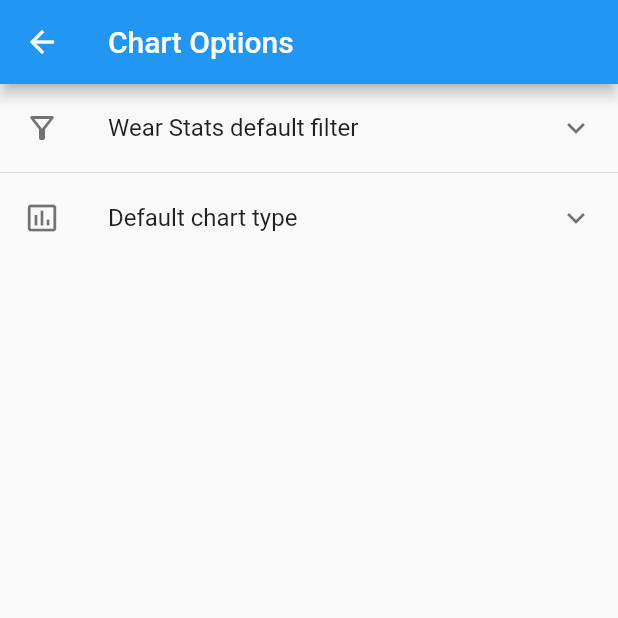
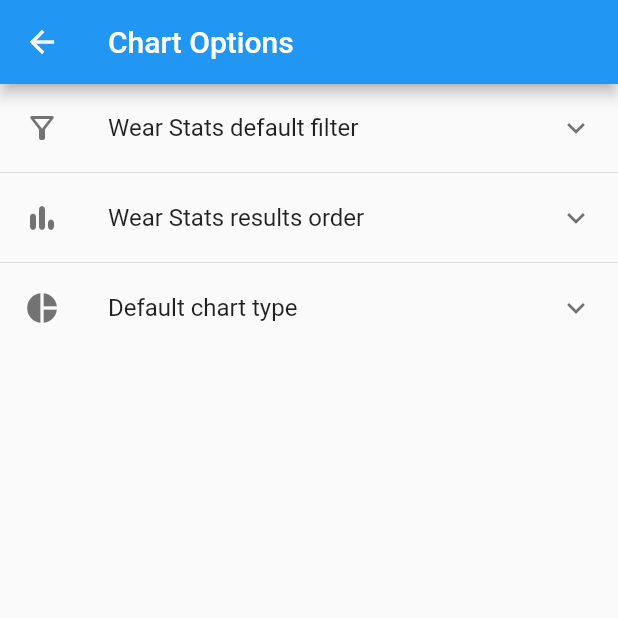
Before and after one commit to Stif-UK/WristCheck, a Flutter app: the ChartOptions screen opened directly, on a phone screen of 412 x 824 dp, the top half of it. Run offline on Flutter 3.47's test engine with Material 2 defaults, Android fonts, the phone set to English and light mode, and no system bars; our stand-ins replace file_picker, flutter_local_notifications, flutter_markdown, get, google_mobile_ads, hive and 11 more; missing offline and left inert: app_tracking_transparency, purchases_flutter; accounts and stored records are empty; network calls fail; statements that could not run were skipped.

Commit message:
implemented default order selection for wear charts

```diff
--- /dev/null
+++ b/lib/model/enums/chart_ordering.dart
@@ -0,0 +1 @@
+enum ChartOrdering {watchbox, ascending, descending}
--- a/lib/model/wristcheck_preferences.dart
+++ b/lib/model/wristcheck_preferences.dart
@@ -1,5 +1,6 @@
 import 'dart:async';
 import 'package:shared_preferences/shared_preferences.dart';
+import 'package:wristcheck/model/enums/chart_ordering.dart';
 import 'package:wristcheck/model/enums/default_chart_type.dart';
 import 'package:wristcheck/model/enums/notification_time_options.dart';
 import 'package:wristcheck/model/enums/wear_chart_options.dart';
@@ -14,6 +15,7 @@ class WristCheckPreferences {
   static const _keyReferenceDate = 'referenceDate';
   static const _keyDailyRemindersPrompt = 'dailyRemindersPrompt';
   static const _keyWearChartOptions = 'wearChartOptions';
+  static const _keyWearChartOrder = 'wearChartOrder';
   static const _keyDefaultChartType = 'defaultChartType';
   //notification preference values
   static const _keyDailyNotificationStatus = 'dailyNotificationStatus';
@@ -113,7 +115,6 @@ class WristCheckPreferences {
       await _preferences.setBool(_keyDailyRemindersPrompt, hasSeenRemindersPrompt);
 
   //Getter and setter for wear chart options
-//Getter and setter for notification time options
   static WearChartOptions? getWearChartOptions() {
     String? value = _preferences.getString(_keyWearChartOptions);
     WearChartOptions returnValue;
@@ -145,6 +146,34 @@ class WristCheckPreferences {
     await _preferences.setString(_keyWearChartOptions, wearChartOption.toString());
   }
 
+  //Getter and setter for wear chart options
+  static ChartOrdering? getWearChartOrder() {
+    String? value = _preferences.getString(_keyWearChartOrder);
+    ChartOrdering returnValue;
+    switch (value){
+      case "ChartOrdering.watchbox":{
+        returnValue = ChartOrdering.watchbox;
+      }
+      break;
+      case "ChartOrdering.ascending":{
+        returnValue = ChartOrdering.ascending;
+      }
+      break;
+      case "ChartOrdering.descending":{
+        returnValue = ChartOrdering.descending;
+      }
+      break;
+      default:{
+        returnValue = ChartOrdering.watchbox;
+      }
+    }
+    return returnValue;
+  }
+
+  static Future setWearChartOrder(ChartOrdering chartOrder) async {
+    await _preferences.setString(_keyWearChartOrder, chartOrder.toString());
+  }
+
   //Getter and setter for default chart type
   //A value of true represents a user preferring bar charts over pie charts
   static DefaultChartType? getDefaultChartType()  {
--- a/lib/ui/chart_options.dart
+++ b/lib/ui/chart_options.dart
@@ -1,4 +1,5 @@
 import 'package:flutter/material.dart';
+import 'package:wristcheck/model/enums/chart_ordering.dart';
 import 'package:wristcheck/model/enums/wear_chart_options.dart';
 import 'package:wristcheck/model/enums/default_chart_type.dart';
 import 'package:wristcheck/model/wristcheck_preferences.dart';
@@ -12,6 +13,7 @@ class ChartOptions extends StatefulWidget {
 
 class _ChartOptionsState extends State<ChartOptions> {
   WearChartOptions _chartOption = WristCheckPreferences.getWearChartOptions() ?? WearChartOptions.all;
+  ChartOrdering _chartOrder = WristCheckPreferences.getWearChartOrder() ?? ChartOrdering.watchbox;
   DefaultChartType _chartType = WristCheckPreferences.getDefaultChartType() ?? DefaultChartType.bar;
 
 
@@ -21,7 +23,8 @@ class _ChartOptionsState extends State<ChartOptions> {
       appBar: AppBar(
         title: const Text("Chart Options"),
       ),
-      body: Column(
+      body: SingleChildScrollView(
+        child: Column(
           children: [
             ExpansionTile(
               title: const Text("Wear Stats default filter"),
@@ -88,8 +91,59 @@ class _ChartOptionsState extends State<ChartOptions> {
             ),
             const Divider(height: 2,),
             ExpansionTile(
+              title: const Text("Wear Stats results order"),
+              leading: const Icon(Icons.bar_chart_rounded),
+              children: [
+                const Text("Set the default order that results show in the graph - by default watches are listed in the order they were added to your collection, however can also be displayed in ascending or descending order."),
+                ListTile(
+                  title: const Text("Show in Collection Order"),
+                  leading: Radio<ChartOrdering>(
+                    value: ChartOrdering.watchbox,
+                    groupValue: _chartOrder ,
+                    onChanged: (ChartOrdering? value) async {
+                      await WristCheckPreferences.setWearChartOrder(value!);
+                      setState(() {
+                        _chartOrder = value;
+                      });
+
+                    },
+                  ),
+                ),
+                ListTile(
+                  title: const Text("Ascending order by wear count"),
+                  leading: Radio<ChartOrdering>(
+                    value: ChartOrdering.ascending,
+                    groupValue: _chartOrder ,
+                    onChanged: (ChartOrdering? value) async {
+                      await WristCheckPreferences.setWearChartOrder(value!);
+                      setState(() {
+                        _chartOrder = value;
+                      });
+
+                    },
+                  ),
+                ),
+                ListTile(
+                  title: const Text("Descending order by wear count"),
+                  leading: Radio<ChartOrdering>(
+                    value: ChartOrdering.descending,
+                    groupValue: _chartOrder ,
+                    onChanged: (ChartOrdering? value) async {
+                      await WristCheckPreferences.setWearChartOrder(value!);
+                      setState(() {
+                        _chartOrder = value;
+                      });
+
+                    },
+                  ),
+                ),
+
+              ],
+            ),
+            const Divider(height: 2,),
+            ExpansionTile(
                 title: const Text("Default chart type"),
-            leading: const Icon(Icons.insert_chart_outlined),
+              leading: const Icon(Icons.pie_chart),
               children: [
                 const Text("Select the default chart type.\nThis can also be changed on the chart view itself and will remember the last chart type used."),
                 ListTile(
@@ -124,6 +178,7 @@ class _ChartOptionsState extends State<ChartOptions> {
             )
           ],
         ),
+      ),
     );
   }
 }
```
Also changed, not shown: lib/boxes.dart (+14 -0 lines), 1 other file. Lines whose indentation alone changed are shown as unchanged.
